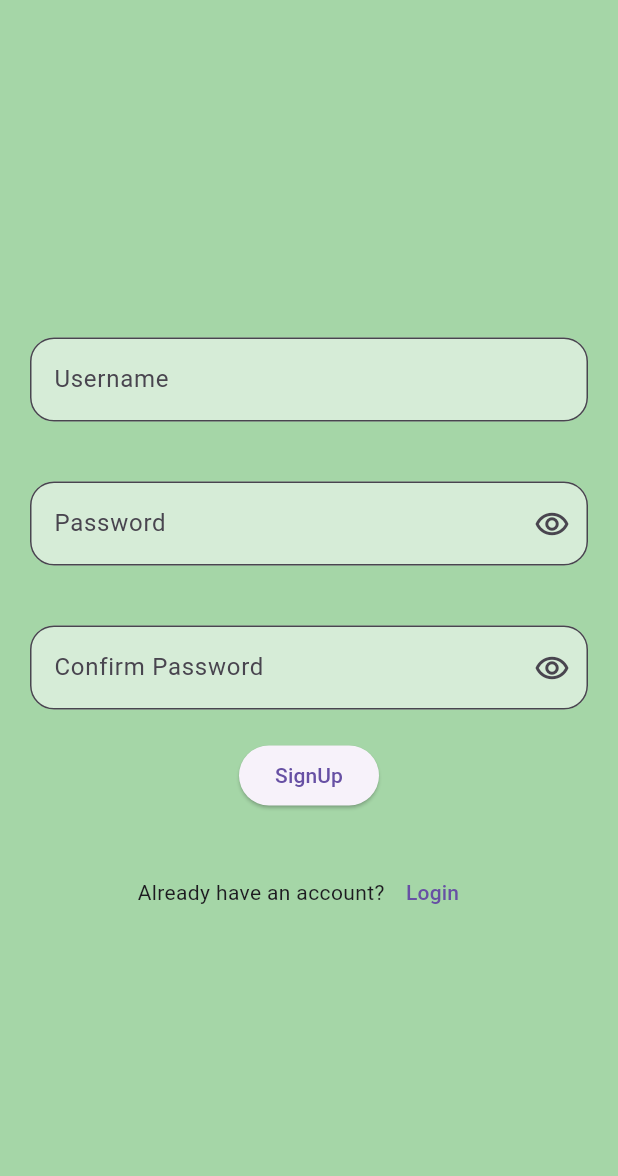
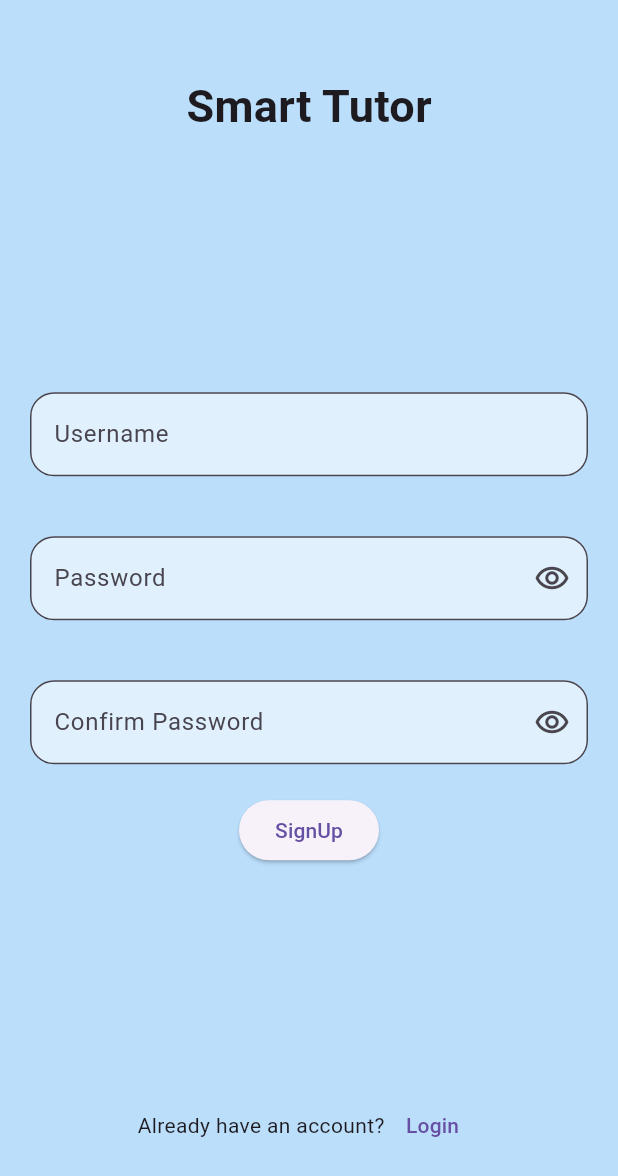
Before and after one commit to Shayan-Sen/final_year_codechamps_2, a Flutter app: the screen it shows after launch, after a tap on "Login", after a tap on "Sign Up", on a phone screen of 412 x 824 dp. Shown: the top 1176 px of the screen. Run offline on Flutter 3.47's test engine with Material 3 defaults, Android fonts, the light colour scheme and no system bars; our stand-ins replace firebase_auth, firebase_core, google_generative_ai; missing offline and left inert: flutter_ai_toolkit; accounts and stored records are empty.

Commit message:
Added app title in Login and Signup pages. Modified app bar title in Homepage.

```diff
--- a/lib/pages/homepage.dart
+++ b/lib/pages/homepage.dart
@@ -9,7 +9,7 @@ class HomePage extends StatelessWidget {
   @override
   Widget build(BuildContext context) {
     return Scaffold(
-      appBar: JycAppbar(data: "Final Year CodeChamps",actions: [
+      appBar: JycAppbar(data: "Smart Tutor",actions: [
         ElevatedButton(onPressed: (){
           Navigator.push(context, MaterialPageRoute(builder: (context) => ChatPage()));
         }, child: Text("ChatPage"))
--- a/lib/pages/loginpage.dart
+++ b/lib/pages/loginpage.dart
@@ -26,7 +26,7 @@ class _LoginPageState extends State<LoginPage> {
   Widget build(BuildContext context) {
     return Scaffold(
       body: Container(
-        color: Colors.green.shade200,
+        color: Colors.blue.shade100,
         alignment: Alignment.center,
         child: Form(
           key: _formKey,
@@ -34,6 +34,12 @@ class _LoginPageState extends State<LoginPage> {
             crossAxisAlignment: CrossAxisAlignment.center,
             mainAxisAlignment: MainAxisAlignment.center,
             children: [
+              Expanded(flex: 1, child: SizedBox()),
+              Text(
+                "Smart Tutor",
+                style: TextStyle(fontSize: 30, fontWeight: FontWeight.bold),
+              ),
+              Expanded(flex: 3, child: SizedBox()),
               JYCLoginFormField(
                 hintText: "Enter your Username",
                 labelText: "Username",
@@ -51,7 +57,7 @@ class _LoginPageState extends State<LoginPage> {
                 obscureText: true,
                 controller: _passwordController,
                 validator: (String? value) {
-                  if (value == null || value.isEmpty ) {
+                  if (value == null || value.isEmpty) {
                     return "Please enter your password";
                   }
                   return null;
@@ -66,32 +72,36 @@ class _LoginPageState extends State<LoginPage> {
                     );
                     ScaffoldMessenger.of(context).showSnackBar(
                       SnackBar(
-                        content: Text("Email: ${_emailController.text}   Password: ${_passwordController.text}"),
+                        content: Text(
+                          "Email: ${_emailController.text}   Password: ${_passwordController.text}",
+                        ),
                       ),
                     );
-                  }else{
+                  } else {
                     ScaffoldMessenger.of(context).showSnackBar(
-                      SnackBar(
-                        content: Text("Please fill all the fields"),
-                      ),
+                      SnackBar(content: Text("Please fill all the fields")),
                     );
                   }
                 },
                 child: Text("Login"),
               ),
-              SizedBox(height: 30,),
+              Expanded(flex: 3, child: SizedBox()),
               Row(
                 mainAxisAlignment: MainAxisAlignment.center,
                 children: [
                   Text("Don't have an account?"),
-                  TextButton(onPressed: (){
-                    Navigator.pushReplacement(
-                      context,
-                      MaterialPageRoute(builder: (context) => SignupPage()),
-                    );
-                  }, child: Text("Sign Up"))
+                  TextButton(
+                    onPressed: () {
+                      Navigator.pushReplacement(
+                        context,
+                        MaterialPageRoute(builder: (context) => SignupPage()),
+                      );
+                    },
+                    child: Text("Sign Up"),
+                  ),
                 ],
-              )
+              ),
+              Expanded(flex: 1, child: SizedBox()),
             ],
           ),
         ),
--- a/lib/pages/signuppage.dart
+++ b/lib/pages/signuppage.dart
@@ -25,7 +25,7 @@ class _SignupPageState extends State<SignupPage> {
   Widget build(BuildContext context) {
     return Scaffold(
       body: Container(
-        color: Colors.green.shade200,
+        color: Colors.blue.shade100,
         alignment: Alignment.center,
         child: Form(
           key: _formKey,
@@ -33,6 +33,12 @@ class _SignupPageState extends State<SignupPage> {
             crossAxisAlignment: CrossAxisAlignment.center,
             mainAxisAlignment: MainAxisAlignment.center,
             children: [
+              Expanded(flex:1,child: SizedBox()),
+              Text(
+                "Smart Tutor",
+                style: TextStyle(fontSize: 30, fontWeight: FontWeight.bold),
+              ),
+              Expanded(flex: 3,child: SizedBox()),
               JYCLoginFormField(
                 hintText: "Enter a valid Email or Ph.No for Username",
                 labelText: "Username",
@@ -87,7 +93,7 @@ class _SignupPageState extends State<SignupPage> {
                 },
                 child: Text("SignUp"),
               ),
-              SizedBox(height: 30),
+              Expanded(flex:3,child: SizedBox()),
               Row(
                 mainAxisAlignment: MainAxisAlignment.center,
                 children: [
@@ -101,8 +107,10 @@ class _SignupPageState extends State<SignupPage> {
                     },
                     child: Text("Login"),
                   ),
+
                 ],
               ),
+              Expanded(flex:1,child: SizedBox()),
             ],
           ),
         ),
```
